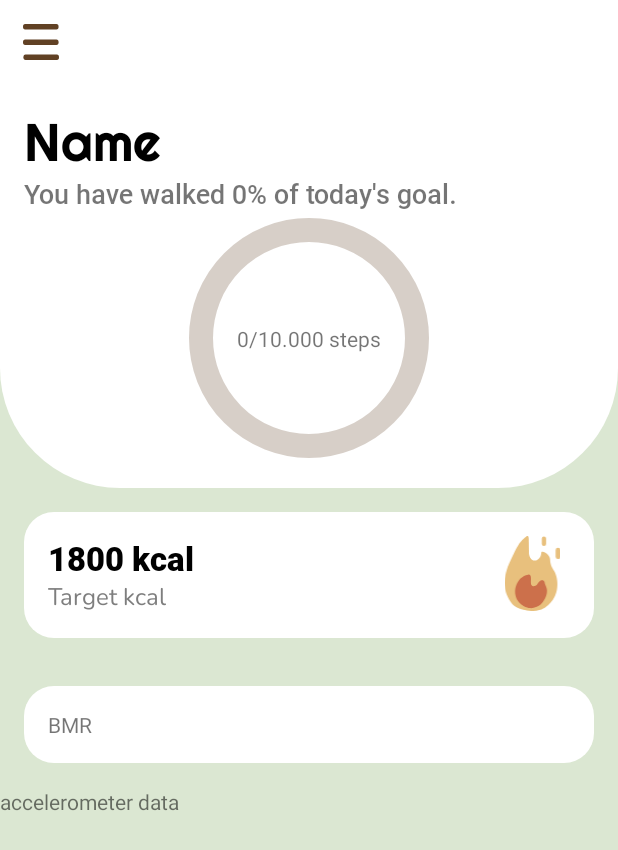
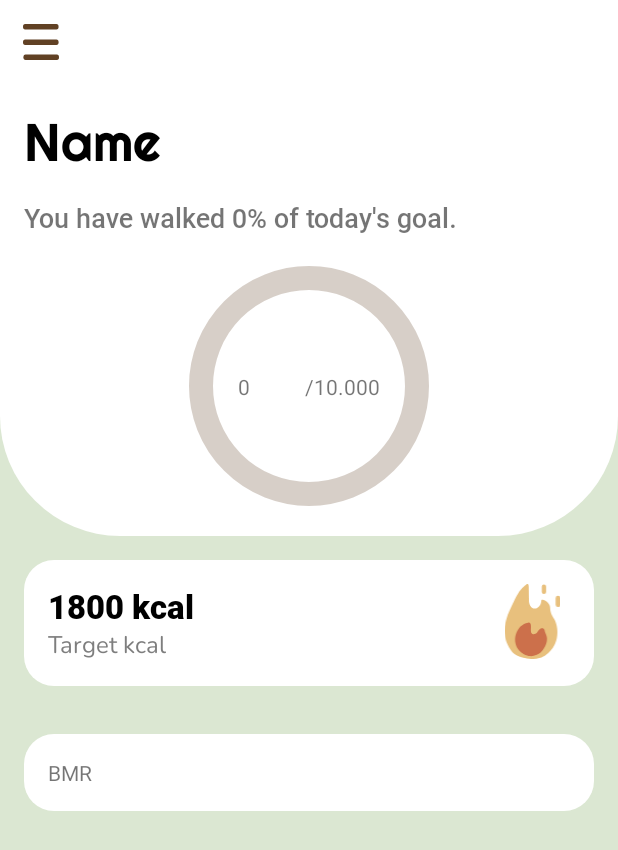
Before and after one commit to mariaasoltanei/CaloriePredictor, an Android app: the screen it shows after launch (MainActivity), on a phone screen of 412 x 824 dp. Shown: the top 850 px of the screen. Run offline under Robolectric (Android 15) with nearby library versions, the phone set to English and light mode, and no system bars; our stand-ins replace navigation-ui; libraries missing offline, so code that uses them is left out: io.realm, io.realm.mongodb; 4 statements that could not run were skipped.

Commit message:
Added step counter service, solved progress bar

```diff
--- a/app/src/main/AndroidManifest.xml
+++ b/app/src/main/AndroidManifest.xml
@@ -23,6 +23,11 @@
             android:enabled="true"
             android:label="Accelerometer Service" >
         </service>
+        <service
+            android:name=".services.StepService"
+            android:enabled="true"
+            android:label="Accelerometer Service" >
+        </service>
 
         <activity android:name=".MainActivity" />
         <activity android:name=".SignUpActivity" />
--- a/app/src/main/java/ro/android/thesis/CalAidApp.java
+++ b/app/src/main/java/ro/android/thesis/CalAidApp.java
@@ -1,18 +1,29 @@
 package ro.android.thesis;
 
+import android.app.AlertDialog;
 import android.app.Application;
+import android.content.Intent;
 import android.os.Build;
 import android.util.Log;
 
 import androidx.annotation.RequiresApi;
 
+import java.util.concurrent.ExecutorService;
+import java.util.concurrent.Executors;
+import java.util.concurrent.TimeUnit;
+
 import io.realm.Realm;
 import io.realm.mongodb.App;
 import io.realm.mongodb.AppConfiguration;
 import io.realm.mongodb.User;
+import io.realm.mongodb.sync.ClientResetRequiredError;
+import io.realm.mongodb.sync.DiscardUnsyncedChangesStrategy;
 import io.realm.mongodb.sync.MutableSubscriptionSet;
 import io.realm.mongodb.sync.Subscription;
 import io.realm.mongodb.sync.SyncConfiguration;
+import io.realm.mongodb.sync.SyncSession;
+import ro.android.thesis.services.AccelerometerService;
+import ro.android.thesis.services.StepService;
 
 public class CalAidApp extends Application {
     private static final String APP_ID = "caloriepredictor-rxpzo";
@@ -48,19 +59,75 @@ public class CalAidApp extends Application {
     public void onCreate() {
         super.onCreate();
         Realm.init(this);
+
         app = new App(new AppConfiguration.Builder(APP_ID)
                 .defaultSyncErrorHandler((session, error) -> Log.e("Realm", error.toString()))
+                .defaultSyncClientResetStrategy(new DiscardUnsyncedChangesStrategy() {
+                    @Override
+                    public void onBeforeReset(Realm realm) {
+                        Log.w("EXAMPLE", "Beginning client reset for " + realm.getPath());
+                    }
+                    @Override
+                    public void onAfterReset(Realm before, Realm after) {
+                        Log.w("EXAMPLE", "Finished client reset for " + before.getPath());
+                    }
+                    @Override
+                    public void onError(SyncSession session, ClientResetRequiredError error) {
+                        try {
+                            Log.w("EXAMPLE", "About to execute the client reset.");
+                            // execute the client reset, moving the current realm to a backup file
+                            error.executeClientReset();
+                            Log.w("EXAMPLE", "Executed the client reset.");
+                        } catch (IllegalStateException e) {
+                            Log.e("EXAMPLE", "Failed to execute the client reset: " + e.getMessage());
+                            // The client reset can only proceed if there are no open realms.
+                            // if execution failed, ask the user to restart the app, and we'll client reset
+                            // when we first open the app connection.
+                            AlertDialog restartDialog = new AlertDialog.Builder(getApplicationContext())
+                                    .setMessage("Sync error. Restart the application to resume sync.")
+                                    .setTitle("Restart to Continue")
+                                    .create();
+                            restartDialog.show();
+                        }
+                        // open a new instance of the realm. This initializes a new file for the new realm
+                        // and downloads the backend state. Do this in a background thread so we can wait
+                        // for server changes to fully download.
+                        ExecutorService executor = Executors.newSingleThreadExecutor();
+                        executor.execute(() -> {
+                            Realm newRealm = Realm.getInstance(syncConfigurationMain);
+                            // ensure that the backend state is fully downloaded before proceeding
+                            try {
+                                app.getSync().getSession(syncConfigurationMain).downloadAllServerChanges(10000,
+                                        TimeUnit.MILLISECONDS);
+                            } catch (InterruptedException e) {
+                                e.printStackTrace();
+                            }
+                            Log.w("EXAMPLE",
+                                    "Downloaded server changes for a fresh instance of the realm.");
+                            newRealm.close();
+                        });
+                        // execute the recovery logic on a background thread
+                        try {
+                            executor.awaitTermination(20000, TimeUnit.MILLISECONDS);
+                        } catch (InterruptedException e) {
+                            e.printStackTrace();
+                        }
+                    }
+                })
                 .build());
-        syncConfigurationMain = new SyncConfiguration.Builder(app.currentUser())
-                .waitForInitialRemoteData()
-                .allowWritesOnUiThread(false)
-                .initialSubscriptions((realm, subscriptions) -> {
-                    subscriptions.remove("PasswordSubscription");
-                    subscriptions.add(Subscription.create("PasswordSubscription",
-                            realm.where(ro.android.thesis.domain.User.class)
-                                    .equalTo("password", "123456")));
-                })
-                .build();
+//        syncConfigurationMain = new SyncConfiguration.Builder(app.currentUser())
+//                .waitForInitialRemoteData()
+//                .allowWritesOnUiThread(false)
+//                .initialSubscriptions((realm, subscriptions) -> {
+//                    subscriptions.remove("PasswordSubscription");
+//                    subscriptions.add(Subscription.create("PasswordSubscription",
+//                            realm.where(ro.android.thesis.domain.User.class)
+//                                    .equalTo("password", "123456")));
+//                })
+//                .build();
+
+        startForegroundService(new Intent(this, AccelerometerService.class));
+        startForegroundService(new Intent(this, StepService.class));
     }
 
 }
--- a/app/src/main/java/ro/android/thesis/LogInActivity.java
+++ b/app/src/main/java/ro/android/thesis/LogInActivity.java
@@ -48,6 +48,7 @@ public class LogInActivity extends AppCompatActivity {
             Credentials emailPasswordCredentials = Credentials.emailPassword(etLoginEmail.getText().toString(), etLoginPassword.getText().toString());
             CalAidApp.getApp().loginAsync(emailPasswordCredentials, it -> {
                 if (it.isSuccess()) {
+                    String jwt = CalAidApp.getApp().currentUser().getAccessToken();
                     SyncConfiguration syncConfiguration = new SyncConfiguration.Builder(CalAidApp.getApp().currentUser())
                             .waitForInitialRemoteData()
                             //.allowWritesOnUiThread(true)
@@ -72,7 +73,7 @@ public class LogInActivity extends AppCompatActivity {
                                 Log.d("Realm", "LoginActivity/No user found");
                                 //Todo: Add login errors
                             } else {
-                                Log.d("Realm", "LoginActivity/" + user.getId() + user.getClass());
+                                Log.d("Realm", "LoginActivity/" + user.getId() + user.getClass() + user.getFirstName());
                                 userSharedPrefs = new User(user.getId(), user.getFirstName(), user.getEmail(), user.getPassword(), user.getBirthDate(), user.getHeight(), user.getWeight(), user.getGender(), user.getActivityMultiplier());
                                 addUserToSharedPreferences(userSharedPrefs);
                                 realm.close();
@@ -102,4 +103,5 @@ public class LogInActivity extends AppCompatActivity {
         //editor.clear();
         editor.apply();
     }
+
 }
--- a/app/src/main/java/ro/android/thesis/MainActivity.java
+++ b/app/src/main/java/ro/android/thesis/MainActivity.java
@@ -24,6 +24,7 @@ import java.lang.reflect.Type;
 
 import ro.android.thesis.domain.User;
 import ro.android.thesis.services.AccelerometerService;
+import ro.android.thesis.services.StepService;
 
 
 public class MainActivity extends AppCompatActivity {
@@ -48,7 +49,7 @@ public class MainActivity extends AppCompatActivity {
         NavController navController = Navigation.findNavController(this, R.id.navHostFragment);
         NavigationUI.setupWithNavController(navigationView, navController);
         navHeaderMenu();
-        startForegroundService(new Intent(this, AccelerometerService.class));
+
 
     }
 
--- /dev/null
+++ b/app/src/main/java/ro/android/thesis/broadcasts/StepCountReceiver.java
@@ -0,0 +1,24 @@
+package ro.android.thesis.broadcasts;
+
+import android.content.BroadcastReceiver;
+import android.content.Context;
+import android.content.Intent;
+import android.widget.TextView;
+
+import ro.android.thesis.services.StepService;
+
+public class StepCountReceiver extends BroadcastReceiver {
+    private TextView countSteps;
+
+    public StepCountReceiver(TextView countSteps) {
+        this.countSteps = countSteps;
+    }
+
+    @Override
+    public void onReceive(Context context, Intent intent) {
+        if (intent.getAction().equals(StepService.STEP_COUNT_ACTION)) {
+            int stepCount = intent.getIntExtra(StepService.EXTRA_STEP_COUNT, 0);
+            countSteps.setText(String.valueOf(stepCount));
+        }
+    }
+}
--- a/app/src/main/java/ro/android/thesis/fragments/DashboardFragment.java
+++ b/app/src/main/java/ro/android/thesis/fragments/DashboardFragment.java
@@ -2,8 +2,11 @@ package ro.android.thesis.fragments;
 
 import static android.content.Context.SENSOR_SERVICE;
 
-import android.Manifest;
+import android.content.ComponentName;
 import android.content.Context;
+import android.content.Intent;
+import android.content.IntentFilter;
+import android.content.ServiceConnection;
 import android.content.SharedPreferences;
 import android.content.pm.PackageManager;
 import android.hardware.Sensor;
@@ -15,10 +18,9 @@ import android.os.Bundle;
 import android.os.Handler;
 
 import androidx.annotation.Nullable;
-import androidx.core.app.ActivityCompat;
-import androidx.core.content.ContextCompat;
 import androidx.fragment.app.Fragment;
 
+import android.os.IBinder;
 import android.util.Log;
 import android.view.LayoutInflater;
 import android.view.View;
@@ -31,29 +33,25 @@ import com.google.gson.Gson;
 import com.google.gson.reflect.TypeToken;
 
 import java.lang.reflect.Type;
+import java.util.Calendar;
 
-import ro.android.thesis.MainActivity;
 import ro.android.thesis.R;
+import ro.android.thesis.broadcasts.StepCountReceiver;
 import ro.android.thesis.domain.User;
+import ro.android.thesis.services.StepService;
 
 
-public class DashboardFragment extends Fragment implements SensorEventListener {
+public class DashboardFragment extends Fragment {
     private SensorManager sensorManager;
-    private Sensor sensorAccelerometer;
-    private Sensor sensorStepCounter;
-    private Sensor sensorStepDetector;
+    private Handler resetNumStepsHandler;
+    private Runnable resetNumStepsRunnable;
 
     User user;
-
-    private int numStepsTaken = 0;
-    private int numStepsReported = 0;
-    private int numSteptDetector = 0;
-    private int statusProgressSteps = 0;
+    private StepCountReceiver stepCountReceiver;
 
     private Handler progressBarbHandler = new Handler();
 
     TextView countSteps;
-    TextView accelerometerData;
     TextView userName;
     TextView percentageGoal;
     CircularProgressIndicator circularProgressIndicator;
@@ -62,6 +60,7 @@ public class DashboardFragment extends Fragment implements SensorEventListener {
     }
     public void onCreate(@Nullable Bundle savedInstanceState) {
         super.onCreate(savedInstanceState);
+        startProgressBarThread();
     }
 
     @Override
@@ -72,21 +71,62 @@ public class DashboardFragment extends Fragment implements SensorEventListener {
             showToast("Sensors not available for this device!");
         }
         countSteps = rootView.findViewById(R.id.tvDailySteps);
-        accelerometerData = rootView.findViewById(R.id.tvAccelerometer);
         userName = rootView.findViewById(R.id.tvUserName);
         circularProgressIndicator = rootView.findViewById(R.id.progressBarSteps);
         percentageGoal = rootView.findViewById(R.id.tvPercentageGoal);
         circularProgressIndicator.setMax(100);
 
         sensorManager = (SensorManager) this.getContext().getSystemService(SENSOR_SERVICE);
-        sensorAccelerometer = sensorManager.getDefaultSensor(Sensor.TYPE_ACCELEROMETER);
-        sensorStepCounter = sensorManager.getDefaultSensor(Sensor.TYPE_STEP_COUNTER);
-        sensorStepDetector = sensorManager.getDefaultSensor(Sensor.TYPE_STEP_DETECTOR);
+        ServiceConnection serviceConnection = new ServiceConnection() {
+            @Override
+            public void onServiceConnected(ComponentName componentName, IBinder iBinder) {
+                StepService.StepCountBinder binder = (StepService.StepCountBinder) iBinder;
+                StepService service = binder.getService();
+                int stepCount = service.getStepCount();
+                Log.d("STEP COUNTER", "DashboardFragment/" + stepCount);
+                countSteps.setText(String.valueOf(stepCount));
+            }
 
-        registerSensorListeners();
+            @Override
+            public void onServiceDisconnected(ComponentName componentName) {
+
+            }
+        };
+        resetNumStepsHandler = new Handler();
+        resetNumStepsRunnable = () -> {
+            countSteps.setText("");
+            resetNumStepsHandler.postDelayed(resetNumStepsRunnable, getTimeUntilMidnight());
+        };
+
+        resetNumStepsHandler.postDelayed(resetNumStepsRunnable, getTimeUntilMidnight());
+
+        Intent serviceIntent = new Intent(getActivity(), StepService.class);
+        getActivity().bindService(serviceIntent, serviceConnection, Context.BIND_AUTO_CREATE);
+        //registerSensorListeners();
         loadSharePrefsData();
-        startProgressBarThread();
+        //startProgressBarThread();
         return rootView;
+    }
+
+    @Override
+    public void onResume() {
+        super.onResume();
+        stepCountReceiver = new StepCountReceiver(countSteps);
+        IntentFilter filter = new IntentFilter();
+        filter.addAction(StepService.STEP_COUNT_ACTION);
+        getActivity().registerReceiver(stepCountReceiver, filter);
+    }
+
+    @Override
+    public void onPause() {
+        super.onPause();
+        getActivity().unregisterReceiver(stepCountReceiver);
+    }
+    @Override
+    public void onDestroyView() {
+        super.onDestroyView();
+        // Stop the handler when the view is destroyed to prevent memory leaks
+        resetNumStepsHandler.removeCallbacks(resetNumStepsRunnable);
     }
     public boolean stepSensorsAvailable(){
         PackageManager packageManager = this.getContext().getPackageManager();
@@ -105,38 +145,6 @@ public class DashboardFragment extends Fragment implements SensorEventListener {
         });
     }
 
-    private void registerSensorListeners(){
-        sensorManager.registerListener(this, sensorAccelerometer, SensorManager.SENSOR_DELAY_NORMAL);
-        sensorManager.registerListener(this, sensorStepCounter, SensorManager.SENSOR_DELAY_NORMAL);
-        sensorManager.registerListener(this, sensorStepDetector, SensorManager.SENSOR_DELAY_NORMAL);
-    }
-
-    @Override
-    public void onSensorChanged(SensorEvent sensorEvent) {
-        Sensor sensor = sensorEvent.sensor;
-        if(sensorEvent.sensor.getType() == Sensor.TYPE_STEP_COUNTER){
-            if(numStepsReported < 1){
-                numStepsReported = (int) sensorEvent.values[0];
-                Log.d("STEP COUNTER", String.valueOf(sensorEvent.values[0]));
-            }
-        }
-        if(sensorEvent.sensor.getType() == Sensor.TYPE_STEP_DETECTOR){
-            numSteptDetector++;
-            countSteps.setText(String.valueOf(numSteptDetector) + "/10.000 steps");
-        }
-        if(sensorEvent.sensor.getType() == Sensor.TYPE_ACCELEROMETER){
-            String x = String.format("%.02f", sensorEvent.values[0]);
-            String y = String.format("%.02f", sensorEvent.values[1]);
-            String z = String.format("%.02f", sensorEvent.values[2]);
-            accelerometerData.setText(x + " " + y + " " + z);
-        }
-    }
-
-    @Override
-    public void onAccuracyChanged(Sensor sensor, int i) {
-
-    }
-
     private void loadSharePrefsData(){
         SharedPreferences sharedPref = this.getContext().getSharedPreferences("userDetails", Context.MODE_PRIVATE);
         String userLogged = sharedPref.getString("user", null);
@@ -151,11 +159,11 @@ public class DashboardFragment extends Fragment implements SensorEventListener {
         }
     }
     public double convertStepsToProgress(){
-        double noSteps = Double.parseDouble(String.valueOf(countSteps.getText().charAt(0)));
+        double noSteps = Double.parseDouble(String.valueOf(countSteps.getText()));
         if(noSteps == 0) {
             return 1 * 0;
         }
-        return (double) (noSteps*0.10);
+        return (double) (noSteps*0.01);
 
     }
     public void startProgressBarThread(){
@@ -175,5 +183,22 @@ public class DashboardFragment extends Fragment implements SensorEventListener {
             }
         }, 200);
     }
+    private long getTimeUntilMidnight() {
+        Calendar midnightCalendar = Calendar.getInstance();
+        midnightCalendar.set(Calendar.HOUR_OF_DAY, 24);
+        midnightCalendar.set(Calendar.MINUTE, 0);
+        midnightCalendar.set(Calendar.SECOND, 0);
+        midnightCalendar.set(Calendar.MILLISECOND, 0);
+
+        long currentTime = System.currentTimeMillis();
+        long midnightTime = midnightCalendar.getTimeInMillis();
+
+        if (midnightTime < currentTime) {
+            midnightCalendar.add(Calendar.DAY_OF_MONTH, 1);
+            midnightTime = midnightCalendar.getTimeInMillis();
+        }
+
+        return midnightTime - currentTime;
+    }
 
 }
--- a/app/src/main/java/ro/android/thesis/fragments/SettingsFragment.java
+++ b/app/src/main/java/ro/android/thesis/fragments/SettingsFragment.java
@@ -46,6 +46,9 @@ public class SettingsFragment extends Fragment {
         SharedPreferences.Editor editor = sharedPref.edit();
         editor.clear();
         editor.apply();
+        if (sharedPref.getString("user", null) == null) {
+            Log.d("Realm", "Cleared Shared prefs");
+        }
         CalAidApp.getApp().currentUser().logOutAsync(result -> {
             if(CalAidApp.getApp().currentUser() == null){
                 Log.d("Realm", "User Logged out");
--- a/app/src/main/res/layout/fragment_dashboard.xml
+++ b/app/src/main/res/layout/fragment_dashboard.xml
@@ -32,8 +32,11 @@
             android:text="You have walked 0% of today's goal."
             android:fontFamily="@font/roboto_medium"
             android:textSize="18dp"
+            android:layout_marginBottom="16dp"
+            android:layout_marginTop="16dp"
             app:layout_constraintTop_toBottomOf="@id/tvUserName"
-            app:layout_constraintLeft_toLeftOf="parent"/>
+            app:layout_constraintLeft_toLeftOf="parent"
+            app:layout_constraintBottom_toTopOf="@id/progressBarSteps"/>
 
         <com.google.android.material.progressindicator.CircularProgressIndicator
             android:id="@+id/progressBarSteps"
@@ -57,11 +60,25 @@
             android:id="@+id/tvDailySteps"
             android:layout_width="wrap_content"
             android:layout_height="wrap_content"
-            android:text="0/10.000 steps"
+            android:text="0"
+            android:layout_margin="0dp"
+            android:padding="0dp"
             app:layout_constraintBottom_toBottomOf="@id/progressBarSteps"
             app:layout_constraintLeft_toLeftOf="@id/progressBarSteps"
+            app:layout_constraintRight_toLeftOf="@id/tvStepGoal"
+            app:layout_constraintTop_toTopOf="@id/progressBarSteps" />
+        <TextView
+            android:id="@+id/tvStepGoal"
+            android:layout_width="wrap_content"
+            android:layout_height="wrap_content"
+            android:text="/10.000"
+            android:layout_margin="0dp"
+            android:padding="0dp"
+            app:layout_constraintBottom_toBottomOf="@id/progressBarSteps"
+            app:layout_constraintLeft_toRightOf="@id/tvDailySteps"
             app:layout_constraintRight_toRightOf="@id/progressBarSteps"
             app:layout_constraintTop_toTopOf="@id/progressBarSteps" />
+
     </androidx.constraintlayout.widget.ConstraintLayout>
 
     <RelativeLayout
@@ -109,10 +126,5 @@
             android:text="BMR"/>
     </RelativeLayout>
 
-    <TextView
-        android:id="@+id/tvAccelerometer"
-        android:layout_width="wrap_content"
-        android:layout_height="wrap_content"
-        android:text="accelerometer data" />
 
 </LinearLayout>
```
Also changed, not shown: app/src/main/java/ro/android/thesis/Car.java (deleted, +0 -22 lines), app/src/main/java/ro/android/thesis/RealmInit.java (deleted, +0 -69 lines), app/src/main/java/ro/android/thesis/RealmThread.java (deleted, +0 -42 lines), app/src/main/java/ro/android/thesis/fragments/ProfileFragment.java (+19 -9 lines), app/src/main/java/ro/android/thesis/services/AccelerometerService.java (+31 -22 lines), app/src/main/java/ro/android/thesis/services/StepService.java (added, +131 -0 lines), app/src/main/res/layout/fragment_profile.xml (+19 -19 lines).
